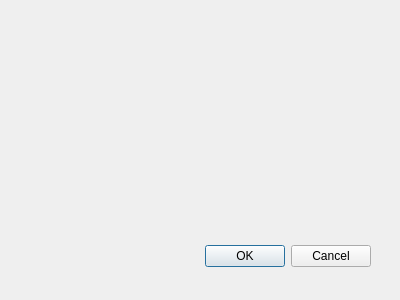
Old version of the form CPPWidgets-TicTacToe/configurationdialog.ui in the repository kronosGR/QTpractice.
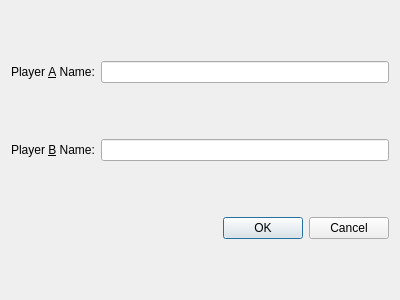
New version of the form.

Commit message: added toolbar and menu

What changed in the file:
```diff
--- a/CPPWidgets-TicTacToe/configurationdialog.ui
+++ b/CPPWidgets-TicTacToe/configurationdialog.ui
@@ -13,15 +13,35 @@
   <property name="windowTitle">
    <string>Dialog</string>
   </property>
+  <layout class="QGridLayout" name="gridLayout">
+   <item row="0" column="0">
+    <widget class="QLabel" name="label1">
+     <property name="text">
+      <string>Player &amp;A Name:</string>
+     </property>
+     <property name="buddy">
+      <cstring>player1Name</cstring>
+     </property>
+    </widget>
+   </item>
+   <item row="0" column="1">
+    <widget class="QLineEdit" name="player1Name"/>
+   </item>
+   <item row="1" column="0">
+    <widget class="QLabel" name="label2">
+     <property name="text">
+      <string>Player &amp;B Name:</string>
+     </property>
+     <property name="buddy">
+      <cstring>player2Name</cstring>
+     </property>
+    </widget>
+   </item>
+   <item row="1" column="1">
+    <widget class="QLineEdit" name="player2Name"/>
+   </item>
+   <item row="2" column="0" colspan="2">
   <widget class="QDialogButtonBox" name="buttonBox">
-   <property name="geometry">
-    <rect>
-     <x>30</x>
-     <y>240</y>
-     <width>341</width>
-     <height>32</height>
-    </rect>
-   </property>
    <property name="orientation">
     <enum>Qt::Horizontal</enum>
    </property>
@@ -29,6 +49,8 @@
     <set>QDialogButtonBox::Cancel|QDialogButtonBox::Ok</set>
    </property>
   </widget>
+   </item>
+  </layout>
  </widget>
  <resources/>
  <connections>
```
Lines whose indentation alone changed are shown as unchanged. The commit also changes 7 other files.
